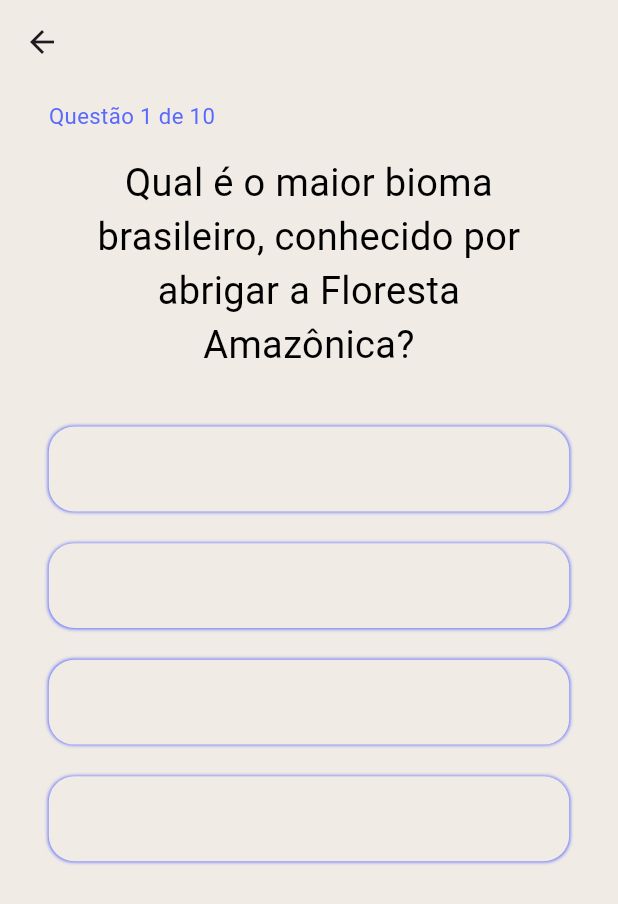
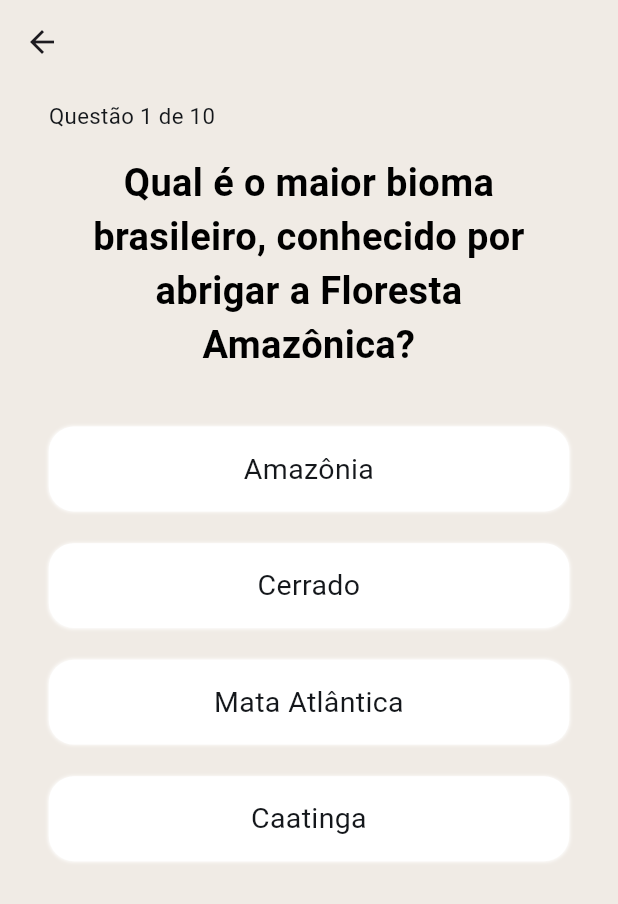
Before and after one commit to marianaoliveira1/GeografiaApp, a Flutter app: the screen it shows once a user with an empty profile is signed in, after a tap on "Biomas", on a phone screen of 412 x 824 dp. Shown: the top 904 px of the screen. Run offline on Flutter 3.47's test engine with Material 3 defaults, Android fonts, the phone set to English and light mode, and no system bars; our stand-ins replace cloud_firestore, firebase_auth, firebase_core, flutter_animate, flutter_screenutil, get and 1 more; accounts and stored records are empty; network calls fail.

Commit message:
orra diacho ta ficando mais parecido

```diff
--- a/lib/pages/home/home_page.dart
+++ b/lib/pages/home/home_page.dart
@@ -35,18 +35,25 @@ class _HomePageState extends State<HomePage> {
       body: SafeArea(
         child: Stack(
           children: [
-            Container(
-              margin: EdgeInsets.only(left: 30.w, right: 30.w, top: 20.h),
-              child: Column(
+            Column(
               crossAxisAlignment: CrossAxisAlignment.start,
               mainAxisAlignment: MainAxisAlignment.start,
               children: [
-                  Row(
+                Container(
+                  width: MediaQuery.of(context).size.width,
+                  height: MediaQuery.of(context).size.height / 3.5,
+                  decoration: BoxDecoration(
+                    color: DefaultColors.roxo,
+                    borderRadius: BorderRadius.only(
+                      bottomLeft: Radius.circular(70.r),
+                    ),
+                  ),
+                  child: Row(
                     children: [
                       Text(
                         'Oi, ',
                         style: GoogleFonts.roboto(
-                          color: DefaultColors.back.withOpacity(.7),
+                          color: DefaultColors.branco,
                           fontSize: 16.sp,
                           fontWeight: FontWeight.w400,
                         ),
@@ -55,7 +62,7 @@ class _HomePageState extends State<HomePage> {
                         () => Text(
                           '${authService.modelUser.value?.name}',
                           style: GoogleFonts.roboto(
-                            color: DefaultColors.back.withOpacity(.7),
+                            color: DefaultColors.branco,
                             fontSize: 16.sp,
                             fontWeight: FontWeight.w400,
                           ),
@@ -63,13 +70,14 @@ class _HomePageState extends State<HomePage> {
                       ),
                     ],
                   ),
+                ),
                 SizedBox(
                   height: 10.h,
                 ),
                 Text(
                   'Vamos começar',
                   style: GoogleFonts.roboto(
-                      color: DefaultColors.back,
+                    color: DefaultColors.black,
                     fontSize: 20.sp,
                     fontWeight: FontWeight.w400,
                   ),
@@ -98,7 +106,6 @@ class _HomePageState extends State<HomePage> {
                 ),
               ],
             ),
-            ),
           ],
         ),
       ),
--- a/lib/pages/quiz/quiz_card.dart
+++ b/lib/pages/quiz/quiz_card.dart
@@ -66,7 +66,7 @@ class _QuizCardState extends State<QuizCard> {
                       ? questions[currentQuestionIndex].options.values.toList()[i] == true
                           ? DefaultColors.correctQuestion
                           : DefaultColors.incorrectQuestion
-                      : DefaultColors.bege,
+                      : DefaultColors.branco,
                 ),
               ),
             Expanded(
@@ -80,7 +80,7 @@ class _QuizCardState extends State<QuizCard> {
                       top: 15.h,
                     ),
                     decoration: BoxDecoration(
-                      color: DefaultColors.blue,
+                      color: DefaultColors.roxo,
                       borderRadius: BorderRadius.circular(14.r),
                     ),
                     padding: EdgeInsets.only(
--- a/lib/pages/quiz/widgtes/alternativa_questoes.dart
+++ b/lib/pages/quiz/widgtes/alternativa_questoes.dart
@@ -28,7 +28,7 @@ class AlternativaQuiz extends StatelessWidget {
         borderRadius: BorderRadius.circular(16.h),
         boxShadow: [
           BoxShadow(
-            color: DefaultColors.blue,
+            color: DefaultColors.branco,
             blurRadius: 1.3.r,
           )
         ],
@@ -41,7 +41,7 @@ class AlternativaQuiz extends StatelessWidget {
             child: Text(
               option,
               style: GoogleFonts.roboto(
-                color: color.red != color.green ? DefaultColors.bege : DefaultColors.blue,
+                color: color.red != color.green ? DefaultColors.branco : DefaultColors.black,
                 fontSize: 18.sp,
                 fontWeight: FontWeight.w400,
               ),
--- a/lib/pages/quiz/widgtes/enunciado_questao.dart
+++ b/lib/pages/quiz/widgtes/enunciado_questao.dart
@@ -19,11 +19,12 @@ class EnunciadoQuestao extends StatelessWidget {
   Widget build(BuildContext context) {
     return Column(
       crossAxisAlignment: CrossAxisAlignment.start,
+      mainAxisAlignment: MainAxisAlignment.start,
       children: [
         Text(
           'Questão ${indexAction + 1} de $totalQuestion',
           style: GoogleFonts.roboto(
-            color: DefaultColors.blue,
+            color: DefaultColors.black,
             fontSize: 14.sp,
             fontWeight: FontWeight.w400,
           ),
@@ -36,7 +37,7 @@ class EnunciadoQuestao extends StatelessWidget {
           style: GoogleFonts.roboto(
             color: Colors.black,
             fontSize: 24.sp,
-            fontWeight: FontWeight.w400,
+            fontWeight: FontWeight.w700,
           ),
           textAlign: TextAlign.center,
         ),
--- a/lib/utils/colors.dart
+++ b/lib/utils/colors.dart
@@ -4,11 +4,11 @@ class DefaultColors {
   static Color title = const Color(0xff171717);
   static Color grayBackground = const Color(0xff171717);
   static Color grayBackgroundInput = const Color(0xff242424);
-  static Color back = const Color(0xff14171b);
+  static Color black = const Color(0xff14171b);
   static Color bege = const Color(0xfff0ebe5);
   static Color gray100 = const Color.fromARGB(255, 121, 119, 119);
   static Color grayTitleInput = const Color(0xFF8F8C8C);
-  static Color primaryBlue = const Color(0xff2373ec);
+  static Color roxo = const Color(0xff31314D);
   static Color primaryBackground = const Color(0xff5869ff);
   static Color cardBackground = const Color.fromARGB(255, 111, 189, 218);
   static Color primaryGradiendBackground = const Color(0xFFFCFCF8);
```
Lines whose indentation alone changed are shown as unchanged.
